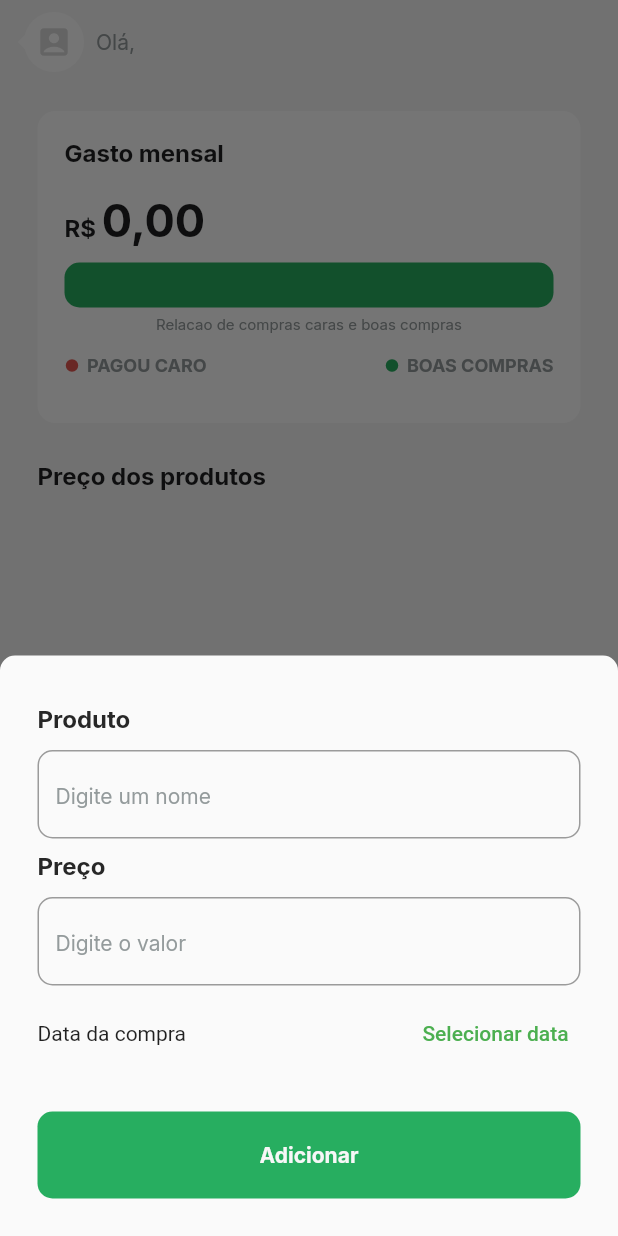
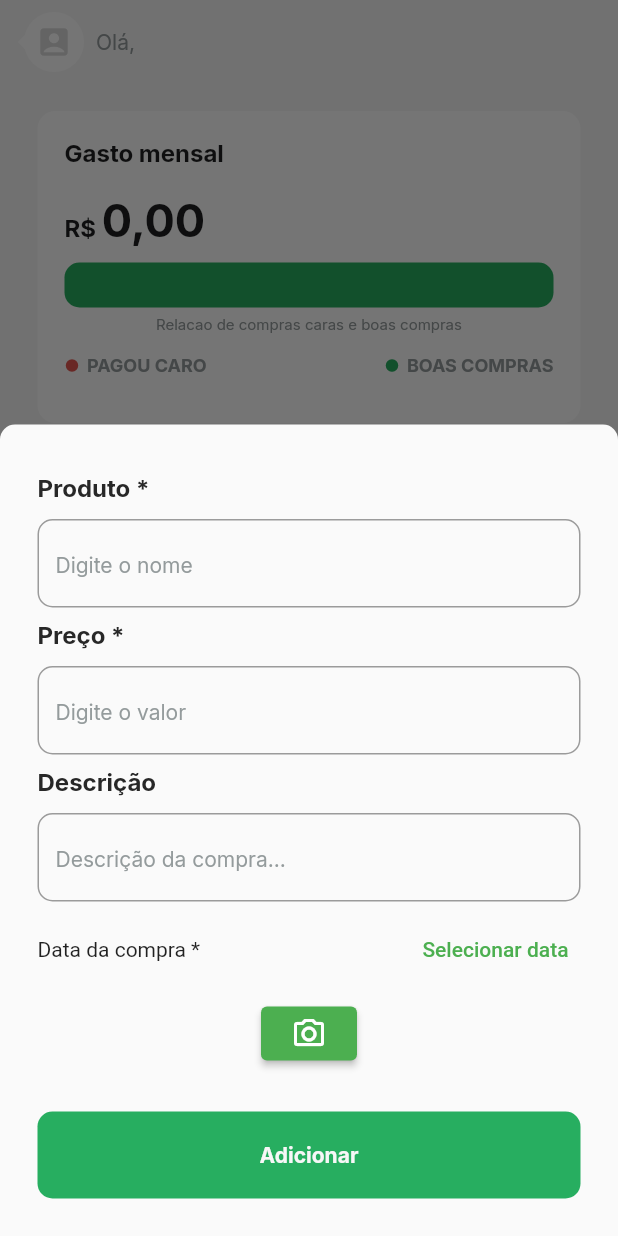
Before and after one commit to ayrongabriel/flutter-race-1, a Flutter app: the HomePage screen opened directly with empty values, item 2 of the bottom bar chosen, on a phone screen of 412 x 824 dp. Run offline on Flutter 3.47's test engine with Material 2 defaults, Android fonts, the phone set to English and light mode, and no system bars; our stand-ins replace animate_do, flutter_multi_formatter, google_fonts, image_picker, supabase, validators; accounts and stored records are empty.

Commit message:
Add opção de descrição do produto e inserir imagem

```diff
--- a/lib/modules/product/product_bottomsheet.dart
+++ b/lib/modules/product/product_bottomsheet.dart
@@ -1,5 +1,9 @@
+import 'dart:io';
+
 import 'package:flutter/material.dart';
+import 'package:flutter/services.dart';
 import 'package:flutter_multi_formatter/flutter_multi_formatter.dart';
+import 'package:image_picker/image_picker.dart';
 import 'package:intl/intl.dart';
 
 import 'package:meuapp/modules/product/product_controller.dart';
@@ -9,6 +13,7 @@ import 'package:meuapp/shared/services/app_database.dart';
 import 'package:meuapp/shared/theme/app_theme.dart';
 import 'package:meuapp/shared/widgets/button/button_widget.dart';
 import 'package:meuapp/shared/widgets/input_text/input_text.dart';
+import 'package:meuapp/shared/widgets/modal/app_modal_image_picker.dart';
 
 class ProductBottomSheet extends StatefulWidget {
   final UserModel user;
@@ -24,6 +29,10 @@ class ProductBottomSheet extends StatefulWidget {
 class _ProductBottomSheetState extends State<ProductBottomSheet> {
   late final ProductController controller;
   var _selectedDate;
+  var _bytesImage;
+  var _filePath;
+  var _imgTemp;
+  bool _isLoading = false;
 
   @override
   void initState() {
@@ -45,6 +54,40 @@ class _ProductBottomSheetState extends State<ProductBottomSheet> {
   void dispose() {
     controller.dispose();
     super.dispose();
+  }
+
+  Future imagePicker({required ImageSource source, int? quality}) async {
+    try {
+      final imageFile =
+          await ImagePicker().pickImage(source: source, imageQuality: quality);
+      if (imageFile == null) return;
+
+      setState(() => _isLoading = true);
+
+      _bytesImage = await imageFile.readAsBytes();
+      final fileExt = imageFile.name.split('.').last;
+      final fileName = '${DateTime.now().toIso8601String()}.$fileExt';
+      _filePath = fileName;
+
+      setState(() {
+        _imgTemp = File(imageFile.path);
+      });
+
+      setState(() => false);
+    } on PlatformException catch (e) {
+      print(e.message);
+    }
+  }
+
+  Future _showModalImagePicker() async {
+    await showModalBottomSheet(
+        context: context,
+        builder: (context) {
+          return AppModalImagePicker(
+            souceCamera: () => imagePicker(source: ImageSource.camera),
+            souceGalery: () => imagePicker(source: ImageSource.gallery),
+          );
+        });
   }
 
   _showDatePiker() async {
@@ -80,15 +123,15 @@ class _ProductBottomSheetState extends State<ProductBottomSheet> {
             children: [
               SizedBox(height: 32),
               InputText(
-                label: "Produto",
-                hint: "Digite um nome",
+                label: "Produto *",
+                hint: "Digite o nome",
                 onChanged: (value) => controller.onChange(name: value),
                 validator: (value) =>
                     value.isNotEmpty ? null : "Favor digite o nome do produto",
               ),
               SizedBox(height: 8),
               InputText(
-                label: "Preço",
+                label: "Preço *",
                 hint: "Digite o valor",
                 keyboardType: TextInputType.number,
                 inputFormatters: [
@@ -103,11 +146,18 @@ class _ProductBottomSheetState extends State<ProductBottomSheet> {
                     value.isNotEmpty ? null : "Favor digite o valor do produto",
               ),
               SizedBox(height: 8),
+              InputText(
+                label: "Descrição",
+                hint: "Descrição da compra...",
+                maxLines: 5,
+                onChanged: (value) => controller.onChange(description: value),
+              ),
+              SizedBox(height: 8),
               Row(
                 children: [
                   Expanded(
                     child: Text(_selectedDate == null
-                        ? 'Data da compra'
+                        ? 'Data da compra *'
                         : "Data selecionada: ${DateFormat('dd/MM/y').format(_selectedDate)}"),
                   ),
                   TextButton(
@@ -116,6 +166,43 @@ class _ProductBottomSheetState extends State<ProductBottomSheet> {
                   ),
                 ],
               ),
+              SizedBox(height: 8),
+              _isLoading
+                  ? GestureDetector(
+                      onTap: () {
+                        setState(() {
+                          _isLoading = false;
+                        });
+                      },
+                      child: Container(
+                        height: 150,
+                        width: 150,
+                        decoration: BoxDecoration(
+                          image: DecorationImage(
+                              image: FileImage(_imgTemp), fit: BoxFit.cover),
+                        ),
+                        child: Center(
+                          child: ClipOval(
+                            child: Container(
+                              color:
+                                  AppTheme.colors.background.withOpacity(0.6),
+                              height: 50,
+                              width: 50,
+                              child: Center(
+                                child: Icon(
+                                  Icons.delete,
+                                  color: AppTheme.colors.badColor,
+                                ),
+                              ),
+                            ),
+                          ),
+                        ),
+                      ),
+                    )
+                  : ElevatedButton(
+                      onPressed: _showModalImagePicker,
+                      child: Icon(Icons.camera_alt_outlined),
+                    ),
               SizedBox(height: 28),
               AnimatedBuilder(
                 animation: controller,
@@ -144,8 +231,8 @@ class _ProductBottomSheetState extends State<ProductBottomSheet> {
                       Button(
                         label: "Adicionar",
                         onTap: () {
-                          controller.create();
-                          // print("Clicou em cadastrar produto");
+                          controller.create(
+                              path: _filePath, bytesImage: _bytesImage);
                         },
                       )
                     ],
@@ -153,8 +240,8 @@ class _ProductBottomSheetState extends State<ProductBottomSheet> {
                   orElse: () => Button(
                     label: "Adicionar",
                     onTap: () {
-                      controller.create();
-                      // print("Clicou em cadastrar produto");
+                      controller.create(
+                          path: _filePath, bytesImage: _bytesImage);
                     },
                   ),
                 ),
```
